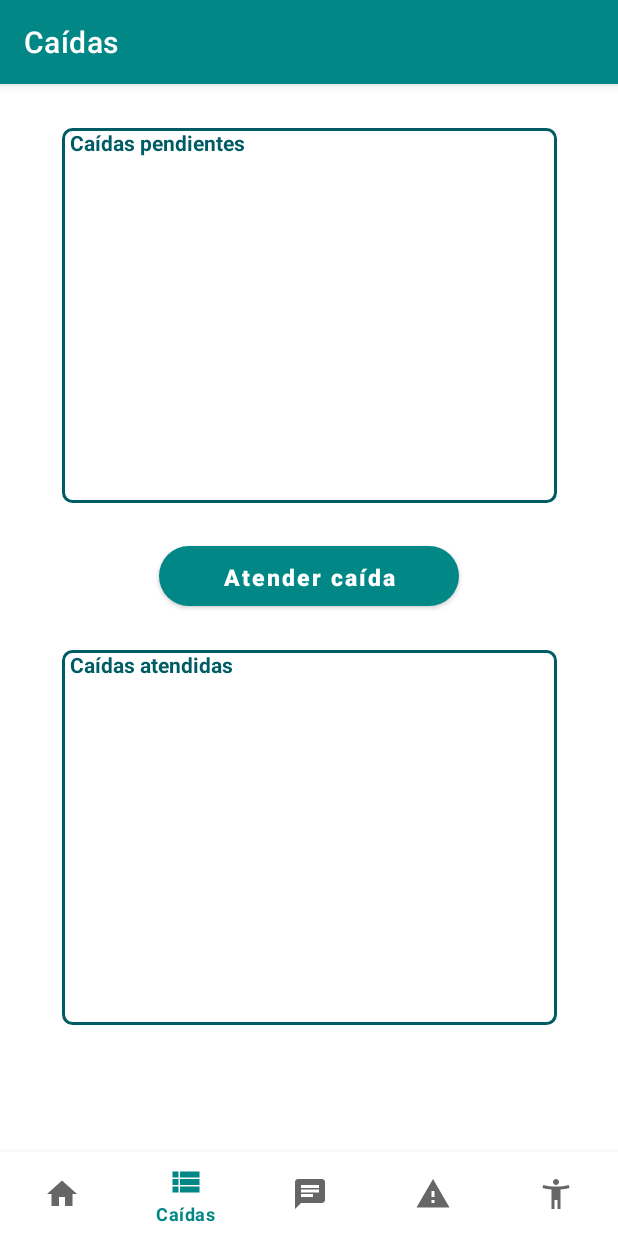
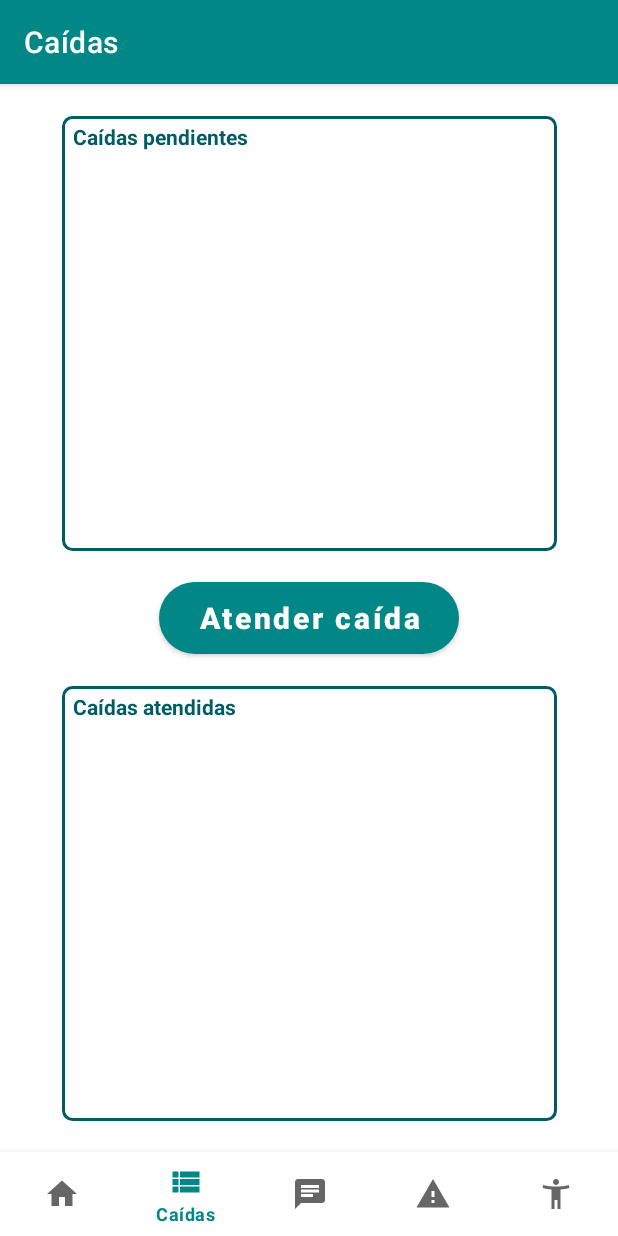
Before and after one commit to eon0111/labSI, an Android app: the ListadoFragment screen opened through its navigation route, on a phone screen of 412 x 824 dp. Run offline under Robolectric (Android 15) with nearby library versions, the phone set to English and light mode, and no system bars; our stand-ins replace Firebase (no records; nobody signed in at launch, a user with empty details on screens opened directly), navigation-ui.

Commit message:
Listado pendientes funcionando

```diff
--- a/p4/CivicUC/app/build.gradle.kts
+++ b/p4/CivicUC/app/build.gradle.kts
@@ -43,6 +43,7 @@ dependencies {
     implementation(libs.navigation.ui)
     implementation(libs.firebase.database)
     implementation(libs.firebase.auth)
+    implementation(libs.legacy.support.v4)
     testImplementation(libs.junit)
     androidTestImplementation(libs.ext.junit)
     androidTestImplementation(libs.espresso.core)
--- a/p4/CivicUC/app/src/main/java/com/example/civicuc/ui/main/caida/CaidaFragment.java
+++ b/p4/CivicUC/app/src/main/java/com/example/civicuc/ui/main/caida/CaidaFragment.java
@@ -139,7 +139,8 @@ public class CaidaFragment extends Fragment implements SensorEventListener, Loca
                 ((MainActivity)getActivity()).writeNewUbicacion(binding.caidasLatitudUsuario
                                                                 .getText().toString(),
                                                                 binding.caidasLongitudUsuario
-                                                                .getText().toString());
+                                                                .getText().toString(),
+                                                                ((MainActivity)getActivity()).getEmailUsuario());
             }
         }
     }
--- a/p4/CivicUC/app/src/main/java/com/example/civicuc/ui/main/listado/ListadoFragment.java
+++ b/p4/CivicUC/app/src/main/java/com/example/civicuc/ui/main/listado/ListadoFragment.java
@@ -4,7 +4,9 @@ import android.os.Bundle;
 import android.view.LayoutInflater;
 import android.view.View;
 import android.view.ViewGroup;
+import android.widget.ArrayAdapter;
 import android.widget.ListView;
+import android.widget.Toast;
 
 import androidx.annotation.NonNull;
 import androidx.fragment.app.Fragment;
@@ -13,7 +15,10 @@ import com.example.civicuc.MainActivity;
 import com.example.civicuc.databinding.FragmentListadoBinding;
 import com.example.civicuc.ui.main.caida.UbicacionCaida;
 import com.google.firebase.database.DataSnapshot;
+import com.google.firebase.database.DatabaseError;
+import com.google.firebase.database.ValueEventListener;
 
+import java.lang.reflect.Array;
 import java.util.ArrayList;
 
 public class ListadoFragment extends Fragment {
@@ -25,12 +30,68 @@ public class ListadoFragment extends Fragment {
 
         binding = FragmentListadoBinding.inflate(inflater, container, false);
 
-        /* Genera una lista con todas las caídas sin atender registradas en la base de datos */
-        // TODO:
-
         ListView listadoCaidasPendientes = binding.fragmentListadoCaidasPendientes;
         ListView listadoCaidasAtendidas = binding.fragmentListadoCaidasAtendidas;
-        //DataSnapshot data = ((MainActivity)getActivity()).getDatabase().get().getResult();
+
+        ArrayList<String> caidasAtendidas = new ArrayList<>();
+        ArrayList<String> caidasPendientes = new ArrayList<>();
+
+        // Se crea el adaptador que gestionará las entradas de la lista de caídas pendientes
+        ArrayAdapter<String> adaptador_pendientes = new ArrayAdapter<String>(getActivity().getApplicationContext(),
+                                                                             android.R.layout.simple_list_item_1,
+                                                                             caidasPendientes);
+        listadoCaidasPendientes.setAdapter(adaptador_pendientes);
+
+        // Se crea el adaptador que gestionará las entradas de la lista de caídas atendidas
+        ArrayAdapter<String> adaptador_atendidas = new ArrayAdapter<String>(getActivity().getApplicationContext(),
+                                                                            android.R.layout.simple_list_item_1,
+                                                                            caidasPendientes);
+        listadoCaidasAtendidas.setAdapter(adaptador_atendidas);
+
+        /* Obtiene todas las caídas registradas como pendientes y genera el listado en la vista */
+        ((MainActivity) getActivity()).getDatabase().child("pendientes").addListenerForSingleValueEvent(new ValueEventListener() {
+            @Override
+            public void onDataChange(DataSnapshot dataSnapshot) {
+                for (DataSnapshot d: dataSnapshot.getChildren()) {
+                    if (d != null) {
+                        caidasPendientes.add(d.getValue(UbicacionCaida.class).toString());
+                        adaptador_pendientes.notifyDataSetChanged();
+                    }
+                }
+            }
+
+            @Override
+            public void onCancelled(@NonNull DatabaseError error) {
+
+            }
+        });
+
+        /* Obtiene todas las caídas registradas como atendidas y genera el listado en la vista */
+        ((MainActivity) getActivity()).getDatabase().child("atendidas").addListenerForSingleValueEvent(new ValueEventListener() {
+            @Override
+            public void onDataChange(DataSnapshot dataSnapshot) {
+                for (DataSnapshot d: dataSnapshot.getChildren()) {
+                    if (d != null) {
+                        caidasAtendidas.add(d.getValue(UbicacionCaida.class).toString());
+                        adaptador_atendidas.notifyDataSetChanged();
+                    }
+                }
+            }
+
+            @Override
+            public void onCancelled(@NonNull DatabaseError error) {
+
+            }
+        });
+
+        /* Configura el comportamiento del botón */
+        binding.fragmentListadoBoton.setOnClickListener(new View.OnClickListener() {
+            @Override
+            public void onClick(View v) {
+                listadoCaidasPendientes.getSelectedItem().toString();
+
+            }
+        });
 
         return binding.getRoot();
     }
@@ -41,10 +102,4 @@ public class ListadoFragment extends Fragment {
         binding = null;
     }
 
-    /* TODO:
-    private void registraOyenteNodos() {
-        ((MainActivity)getActivity()).getDatabase().getRef().child()
-    }
-    */
-
 }
--- a/p4/CivicUC/app/src/main/res/layout/fragment_listado.xml
+++ b/p4/CivicUC/app/src/main/res/layout/fragment_listado.xml
@@ -4,13 +4,12 @@
     xmlns:tools="http://schemas.android.com/tools"
     android:layout_width="match_parent"
     android:layout_height="match_parent"
-    tools:context=".ui.main.listado.ListadoFragment"
-    android:layout_marginBottom="?android:attr/actionBarSize">
+    tools:context=".ui.main.listado.ListadoFragment">
 
     <LinearLayout
         android:id="@+id/fragment_listado_layout_caidas_pendientes"
         android:layout_width="330dp"
-        android:layout_height="250dp"
+        android:layout_height="290dp"
         android:orientation="vertical"
         app:layout_constraintTop_toTopOf="parent"
         app:layout_constraintStart_toStartOf="parent"
@@ -21,25 +20,25 @@
             android:id="@+id/fragment_listado_titulo_pendientes"
             android:layout_width="wrap_content"
             android:layout_height="wrap_content"
-            android:paddingLeft="5dp"
+            android:paddingLeft="7dp"
+            android:paddingTop="4dp"
             android:text="Caídas pendientes"
             android:textStyle="bold"
             android:textColor="@color/unican"/>
-        <ScrollView
-            android:id="@+id/fragment_listado_pendientes_scrollView"
+        <ListView
+            android:id="@+id/fragment_listado_caidas_pendientes"
             android:layout_width="match_parent"
-            android:layout_height="match_parent">
-            <ListView
-                android:id="@+id/fragment_listado_caidas_pendientes"
-                android:layout_width="match_parent"
-                android:layout_height="wrap_content"/>
-        </ScrollView>
+            android:layout_height="match_parent"
+            android:paddingTop="5dp"
+            android:listSelector="@color/unican_transparente"
+            android:headerDividersEnabled="true"
+            android:dividerHeight="3dp"/>
     </LinearLayout>
 
     <Button
         android:id="@+id/fragment_listado_boton"
         android:layout_width="200dp"
-        android:layout_height="40dp"
+        android:layout_height="wrap_content"
         app:layout_constraintTop_toBottomOf="@id/fragment_listado_layout_caidas_pendientes"
         app:layout_constraintStart_toStartOf="parent"
         app:layout_constraintEnd_toEndOf="parent"
@@ -47,7 +46,7 @@
 
         android:text="Atender caída"
         android:textAllCaps="false"
-        android:textSize="7pt"
+        android:textSize="9pt"
         android:textStyle="bold"
 
         android:background="@drawable/boton_login"/>
@@ -55,7 +54,7 @@
     <LinearLayout
         android:id="@+id/fragment_listado_layout_caidas_atendidas"
         android:layout_width="330dp"
-        android:layout_height="250dp"
+        android:layout_height="290dp"
         android:orientation="vertical"
         app:layout_constraintTop_toBottomOf="@id/fragment_listado_boton"
         app:layout_constraintStart_toStartOf="parent"
@@ -66,19 +65,16 @@
             android:id="@+id/fragment_listado_titulo_atendidas"
             android:layout_width="wrap_content"
             android:layout_height="wrap_content"
-            android:paddingLeft="5dp"
+            android:paddingLeft="7dp"
+            android:paddingTop="4dp"
             android:text="Caídas atendidas"
             android:textStyle="bold"
             android:textColor="@color/unican"/>
-        <ScrollView
-            android:id="@+id/fragment_listado_atendidas_scrollView"
+        <ListView
+            android:id="@+id/fragment_listado_caidas_atendidas"
             android:layout_width="match_parent"
-            android:layout_height="match_parent">
-            <ListView
-                android:id="@+id/fragment_listado_caidas_atendidas"
-                android:layout_width="match_parent"
-                android:layout_height="wrap_content"/>
-        </ScrollView>
+            android:layout_height="match_parent"
+            android:paddingTop="5dp"/>
     </LinearLayout>
 
 </androidx.constraintlayout.widget.ConstraintLayout>
--- a/p4/CivicUC/app/src/main/res/layout/fragment_registro.xml
+++ b/p4/CivicUC/app/src/main/res/layout/fragment_registro.xml
@@ -111,13 +111,15 @@
 
     <Button
         android:id="@+id/fragment_registro_boton"
-        android:layout_width="100dp"
-        android:layout_height="50dp"
+        android:layout_width="wrap_content"
+        android:layout_height="wrap_content"
 
         android:background="@drawable/boton_login"
         android:fontFamily="sans-serif"
         android:text="Registro"
         android:textAllCaps="false"
+        android:textStyle="bold"
+        android:textSize="7pt"
 
         app:layout_constraintBottom_toBottomOf="parent"
         app:layout_constraintEnd_toEndOf="parent"
--- a/p4/CivicUC/app/src/main/res/values/colors.xml
+++ b/p4/CivicUC/app/src/main/res/values/colors.xml
@@ -8,5 +8,6 @@
     <color name="black">#FF000000</color>
     <color name="white">#FFFFFFFF</color>
     <color name="unican">#005C64</color>
+    <color name="unican_transparente">#79005C64</color>
     <color name="error">#FF1010</color>
 </resources>
--- a/p4/CivicUC/app/src/main/res/values/strings.xml
+++ b/p4/CivicUC/app/src/main/res/values/strings.xml
@@ -5,6 +5,7 @@
     <string name="title_caida">Alerta</string>
     <string name="title_listado">Caídas</string>
     <string name="title_chat">Chat</string>
+    <string name="title_ar">AR</string>
     <string name="title_activity_login">LoginActivity</string>
     <string name="title_bienvenida">Bienvenid@</string>
     <string name="title_login">Login</string>
--- a/p4/CivicUC/gradle/libs.versions.toml
+++ b/p4/CivicUC/gradle/libs.versions.toml
@@ -13,6 +13,7 @@ navigationUi = "2.7.7"
 googleServices = "4.4.1"
 firebaseDatabase = "20.3.1"
 firebaseAuth = "23.0.0"
+legacySupportV4 = "1.0.0"
 
 [libraries]
 junit = { group = "junit", name = "junit", version.ref = "junit" }
@@ -28,6 +29,7 @@ navigation-ui = { group = "androidx.navigation", name = "navigation-ui", version
 google-services = { group = "com.google.gms", name = "google-services", version.ref = "googleServices" }
 firebase-database = { group = "com.google.firebase", name = "firebase-database", version.ref = "firebaseDatabase" }
 firebase-auth = { group = "com.google.firebase", name = "firebase-auth", version.ref = "firebaseAuth" }
+legacy-support-v4 = { group = "androidx.legacy", name = "legacy-support-v4", version.ref = "legacySupportV4" }
 
 [plugins]
 androidApplication = { id = "com.android.application", version.ref = "agp" }
```
Also changed, not shown: p4/CivicUC/app/src/main/java/com/example/civicuc/MainActivity.java (+9 -9 lines), p4/CivicUC/app/src/main/java/com/example/civicuc/ui/main/caida/UbicacionCaida.java (+18 -5 lines), p4/CivicUC/app/src/main/res/layout/fragment_login.xml (+21 -3 lines).
